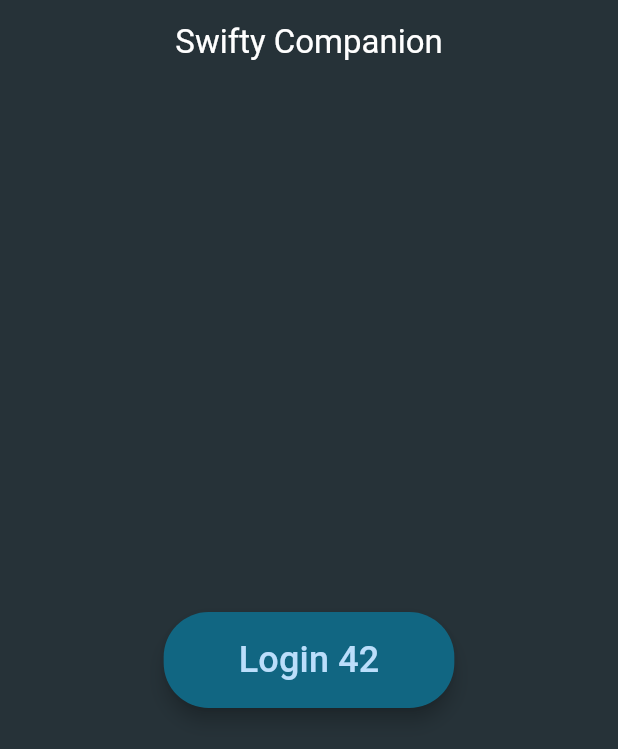
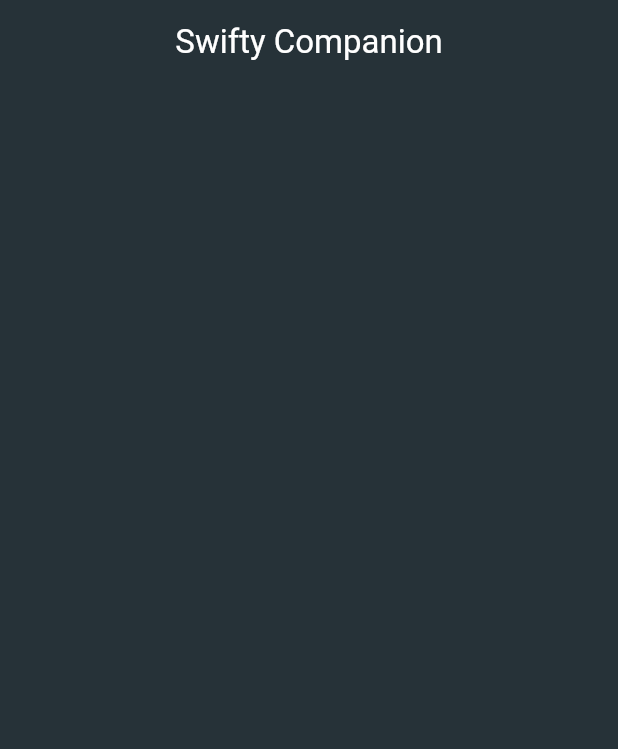
Before and after one commit to BenJ3D/swifty_companion-42_flutter, a Flutter app: the screen it shows after launch, after a tap on "Login 42", on a phone screen of 412 x 824 dp. Shown: the top 749 px of the screen. Run offline on Flutter 3.47's test engine with Material 3 defaults, Android fonts, the phone set to English and light mode, and no system bars; our stand-ins replace app_links, connectivity_plus, dio, flutter_dotenv, flutter_secure_storage, flutter_typeahead and 2 more; accounts and stored records are empty.

Commit message:
Amelioration gestion apres timeout et routage sur page login

```diff
--- a/lib/components/homePage.dart
+++ b/lib/components/homePage.dart
@@ -1,11 +1,11 @@
 import 'package:dio/dio.dart';
-import 'package:flutter/cupertino.dart';
 import 'package:flutter/material.dart';
 import 'package:flutter_typeahead/flutter_typeahead.dart';
 import 'package:swifty_companion/components/DropdownMenuCursus.dart';
 import 'package:swifty_companion/domain/user/UserSearchBar.dart';
 import 'package:swifty_companion/domain/user/UserSuggestion.dart';
 import 'package:loading_animation_widget/loading_animation_widget.dart';
+import 'package:swifty_companion/services/NavigatorService.dart';
 
 import '../domain/user/User42.dart';
 import '../services/TokenService.dart';
@@ -106,10 +106,13 @@ class _HomePageState extends State<HomePage> {
       setState(() {
         userSelected = User42.fromJson(response.data);
         cursusUserSelected = userCursusDefaultLogic(userSelected!.cursusUsers);
-        loading = false;
+        setState(() {
+          loading = false;
+        });
       });
     } catch (e) {
       print('Error: $e');
+      NavigatorService().navigateToAndRemoveAll('/login');
     }
   }
 
@@ -123,12 +126,14 @@ class _HomePageState extends State<HomePage> {
         if (userSelected?.cursusUsers != null) {
           cursusUserSelected =
               userCursusDefaultLogic(userSelected!.cursusUsers);
-          loading = false;
+          setState(() {
+            loading = false;
+          });
         }
       });
     } catch (e) {
-      loading = false;
       print('Error: $e');
+      NavigatorService().navigateToAndRemoveAll('/login');
     }
   }
 
--- a/lib/main.dart
+++ b/lib/main.dart
@@ -8,6 +8,7 @@ import 'services/NavigatorService.dart';
 import 'services/AuthService.dart';
 import 'package:connectivity_plus/connectivity_plus.dart';
 
+//TODO: deplacer selecteur de cursus sur meme ligne search login ?
 //TODO: gerer le token en ouverture d'app pour ne pas reloggin a chaque fois
 //TODO: bull notif si erreur
 //TODO: background image login avec logo ?
@@ -16,8 +17,8 @@ void main() async {
   await dotenv.load(fileName: ".env");
   BaseOptions options = BaseOptions(
     baseUrl: 'https://api.intra.42.fr',
-    connectTimeout: const Duration(seconds: 10),
-    receiveTimeout: const Duration(seconds: 10),
+    connectTimeout: const Duration(seconds: 30),
+    receiveTimeout: const Duration(seconds: 30),
   );
 
   final dio = Dio(options);
@@ -36,7 +37,7 @@ class MyApp extends StatelessWidget {
     return MaterialApp(
       navigatorKey: NavigatorService().navigatorKey,
       routes: {
-        '/login': (context) => const MyHomePage(
+        '/login': (context) => MyHomePage(
               title: 'Swifty Companion',
             ),
         '/profile': (context) => HomePage(
@@ -48,13 +49,13 @@ class MyApp extends StatelessWidget {
         colorScheme: ColorScheme.fromSeed(seedColor: Colors.blueGrey),
         useMaterial3: true,
       ),
-      home: const MyHomePage(title: 'Swifty Companion'),
+      home: MyHomePage(title: 'Swifty Companion'),
     );
   }
 }
 
 class MyHomePage extends StatefulWidget {
-  const MyHomePage({super.key, required this.title});
+  MyHomePage({super.key, required this.title});
 
   final String title;
 
@@ -66,10 +67,12 @@ class _MyHomePageState extends State<MyHomePage> {
   late AuthService _authService;
   final ConnectivityService _connectivityService = ConnectivityService();
   late Stream<ConnectivityResult> _connectivityStream;
+  late bool loading;
 
   @override
   void initState() {
     super.initState();
+    loading = false;
     _authService = AuthService();
     _authService.init(context);
     _connectivityStream = _connectivityService.connectivityStream;
@@ -79,6 +82,13 @@ class _MyHomePageState extends State<MyHomePage> {
   void dispose() {
     _authService.dispose();
     super.dispose();
+  }
+
+  void login42() {
+    setState(() {
+      loading = true;
+    });
+    _authService.login(context);
   }
 
   @override
@@ -108,13 +118,15 @@ class _MyHomePageState extends State<MyHomePage> {
             ),
           ),
           body: Center(
-            child: ElevatedButton(
-              onPressed: () => _authService.login(context),
+            child: loading == true
+                ? const Text('')
+                : ElevatedButton(
+                    onPressed: () => login42(),
                     style: ElevatedButton.styleFrom(
                       foregroundColor: Theme.of(context).primaryColorLight,
                       backgroundColor: Theme.of(context).primaryColor,
-                padding:
-                    const EdgeInsets.symmetric(horizontal: 50, vertical: 15),
+                      padding: const EdgeInsets.symmetric(
+                          horizontal: 50, vertical: 15),
                       shape: RoundedRectangleBorder(
                         borderRadius: BorderRadius.circular(30),
                       ),
--- a/lib/services/AuthService.dart
+++ b/lib/services/AuthService.dart
@@ -52,8 +52,6 @@ class AuthService {
   AuthService();
 
   Future<void> init(BuildContext context) async {
-    print("${AnsiColor.magenta.code}BONJOUR ICI LA INIT APP LINKS");
-
     await initAppLinks(context);
   }
 
--- a/lib/services/TokenInterceptor.dart
+++ b/lib/services/TokenInterceptor.dart
@@ -34,7 +34,7 @@ class AuthInterceptor extends Interceptor {
     if (token != null) {
       options.headers["Authorization"] = "Bearer $token";
     } else {
-      // TODO: Gérer le cas où il n'y a pas de token, par exemple rediriger vers un écran de login
+      NavigatorService().navigateToAndRemoveAll('/login');
     }
     super.onRequest(options, handler);
   }
@@ -47,7 +47,7 @@ class AuthInterceptor extends Interceptor {
 
   @override
   void onError(DioException err, ErrorInterceptorHandler handler) async {
-    print('*************INTERCEPTOR ERROR *************');
+    print('************* INTERCEPTOR ERROR *************');
     // Vérifiez si le code d'erreur est 401
     if (err.response?.statusCode == 401) {
       print(
@@ -82,8 +82,6 @@ class AuthInterceptor extends Interceptor {
       } else {
         print(
             '${AnsiColor.red.code}Refresh token fail, please re login${AnsiColor.reset.code}');
-        // AuthService().loginFail(context);
-        // Navigator.pushReplacementNamed(context, "/login");
         NavigatorService().navigateToAndRemoveAll('/login');
       }
     }
```
Lines whose indentation alone changed are shown as unchanged.
